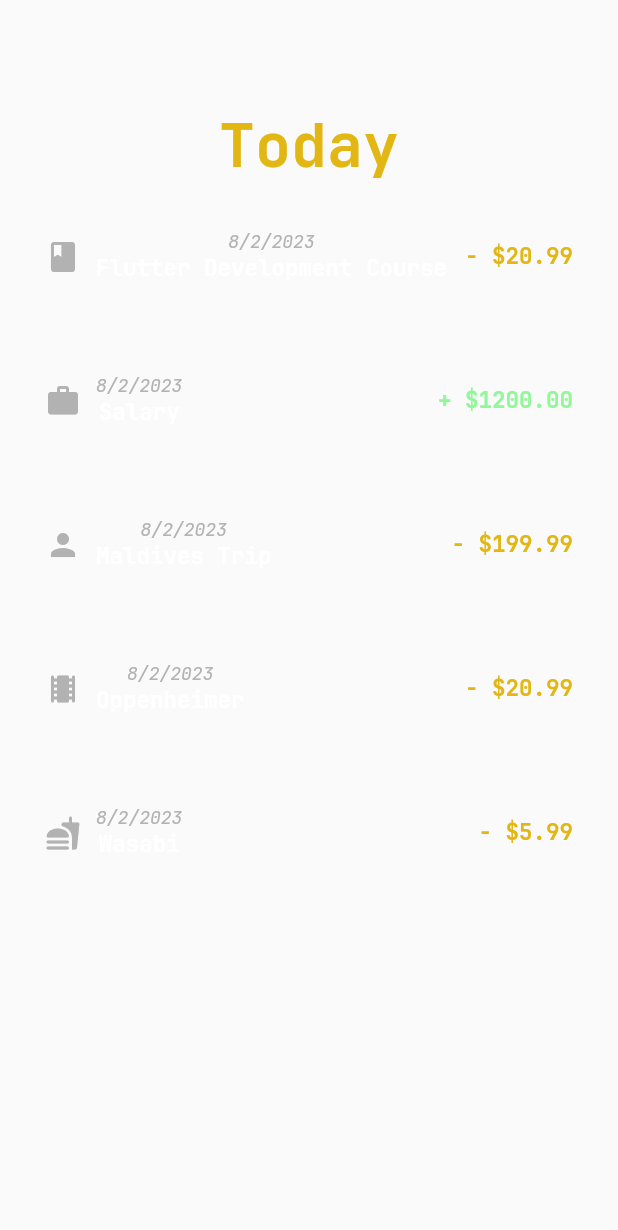
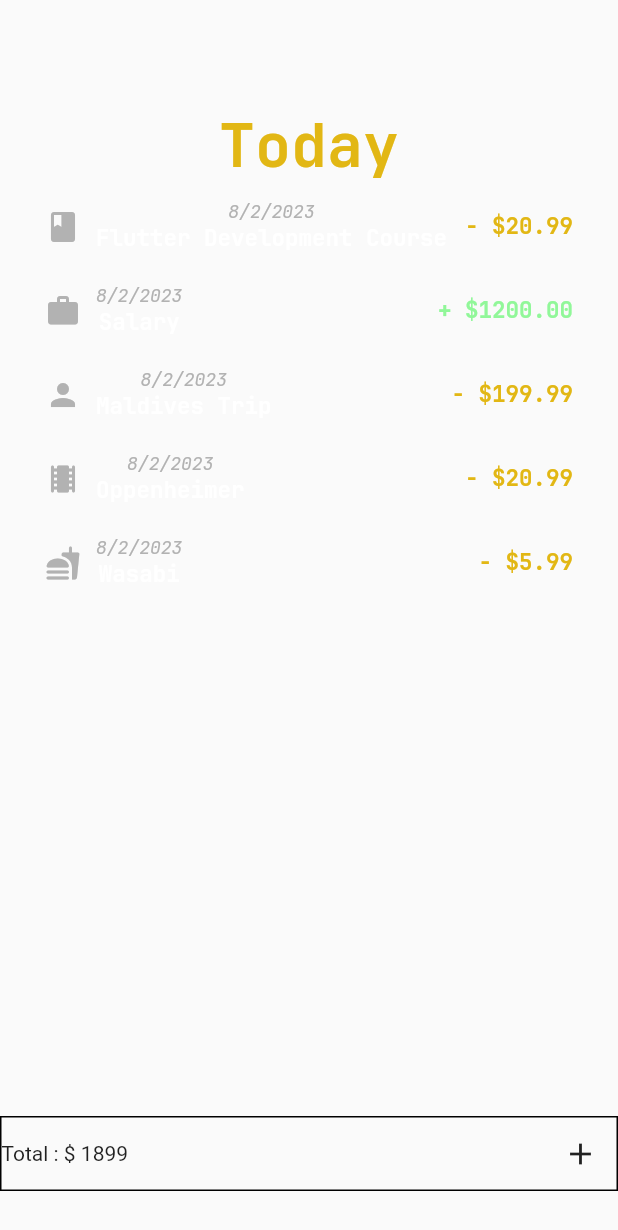
Before and after one commit to laggedskapari/EconoMe, a Flutter app: the Expenses widget shown alone on an empty page, opened directly, on a phone screen of 412 x 824 dp. Shown: the top 1230 px of the screen. Run offline on Flutter 3.47's test engine with Material 2 defaults, Android fonts, the phone set to English and light mode, and no system bars.

Commit message:
Updated UI and Introduced TextFields.

```diff
--- a/econme_mobile/lib/econome.dart
+++ b/econme_mobile/lib/econome.dart
@@ -1,6 +1,7 @@
 import 'package:flutter/material.dart';
 import 'package:econme_mobile/widgets/logo.dart';
 import 'package:econme_mobile/widgets/expenses.dart';
+import 'package:econme_mobile/widgets/footer_utility_belt.dart';
 
 class EconoMe extends StatefulWidget {
   const EconoMe({super.key});
--- a/econme_mobile/lib/widgets/expense_card.dart
+++ b/econme_mobile/lib/widgets/expense_card.dart
@@ -15,7 +15,7 @@ class ExpenseCard extends StatelessWidget {
     }
 
     return Container(
-      padding: const EdgeInsets.all(30),
+      padding: const EdgeInsets.fromLTRB(30, 10, 30, 10),
       child: Row(
         children: [
           Row(
--- a/econme_mobile/lib/widgets/expenses.dart
+++ b/econme_mobile/lib/widgets/expenses.dart
@@ -1,6 +1,8 @@
 import 'package:flutter/material.dart';
 import 'package:econme_mobile/models/expense.dart';
 import 'package:econme_mobile/widgets/expenses_list.dart';
+import 'package:econme_mobile/widgets/footer_utility_belt.dart';
+import 'package:econme_mobile/widgets/new_expense.dart';
 
 class Expenses extends StatefulWidget {
   const Expenses({super.key});
@@ -10,6 +12,14 @@ class Expenses extends StatefulWidget {
 }
 
 class _Expenses extends State<Expenses> {
+  bool showNewExpenseWidget = false;
+
+  void createNewExpense() {
+    setState(() {
+      showNewExpenseWidget = true;
+    });
+  }
+
   final List<Expense> _registeredExpenses = [
     Expense(
       type: AmountType.debit,
@@ -71,6 +81,15 @@ class _Expenses extends State<Expenses> {
                 expenses: _registeredExpenses,
               ),
             ),
+            NewExpense(
+              showNewExpenseWidget: showNewExpenseWidget,
+            ),
+            FooterUtilityBelt(
+              createNewExpense: createNewExpense,
+            ),
+            const SizedBox(
+              height: 30,
+            ),
           ],
         ),
       ),
--- /dev/null
+++ b/econme_mobile/lib/widgets/footer_utility_belt.dart
@@ -0,0 +1,24 @@
+import 'package:flutter/material.dart';
+
+class FooterUtilityBelt extends StatelessWidget {
+  const FooterUtilityBelt({super.key, required this.createNewExpense});
+
+  final void Function() createNewExpense;
+
+  @override
+  Widget build(BuildContext context) {
+    return Container(
+      decoration: BoxDecoration(border: Border.all()),
+      child: Row(
+        children: [
+          const Text('Total : \$ 1899'),
+          const Spacer(),
+          IconButton(
+            onPressed: createNewExpense,
+            icon: const Icon(Icons.add),
+          ),
+        ],
+      ),
+    );
+  }
+}
--- /dev/null
+++ b/econme_mobile/lib/widgets/new_expense.dart
@@ -0,0 +1,107 @@
+import 'package:flutter/material.dart';
+
+class NewExpense extends StatefulWidget {
+  const NewExpense({super.key, required this.showNewExpenseWidget});
+
+  final bool showNewExpenseWidget;
+
+  @override
+  State<NewExpense> createState() => _NewExpense();
+}
+
+class _NewExpense extends State<NewExpense> {
+  final _titleController = TextEditingController();
+  final _amountController = TextEditingController();
+
+  @override
+  void dispose() {
+    _titleController.dispose();
+    super.dispose();
+  }
+
+  @override
+  Widget build(BuildContext context) {
+    return widget.showNewExpenseWidget
+        ? Container(
+            decoration: null,
+            padding: const EdgeInsets.all(30),
+            child: Column(
+              children: [
+                TextField(
+                  controller: _titleController,
+                  decoration: const InputDecoration.collapsed(
+                    hintText: '//title',
+                    hintStyle: TextStyle(
+                      fontFamily: 'JetBrainsMono',
+                      fontWeight: FontWeight.w700,
+                      color: Color.fromARGB(255, 178, 178, 178),
+                    ),
+                  ),
+                ),
+                Row(
+                  children: [
+                    const Expanded(
+                      child: Text(
+                        '//Category',
+                        style: TextStyle(
+                          fontFamily: 'JetBrainsMono',
+                          fontWeight: FontWeight.w700,
+                          color: Color.fromARGB(255, 178, 178, 178),
+                        ),
+                      ),
+                    ),
+                    const Expanded(
+                      child: Text(
+                        '//type',
+                        style: TextStyle(
+                          fontFamily: 'JetBrainsMono',
+                          fontWeight: FontWeight.w700,
+                          color: Color.fromARGB(255, 178, 178, 178),
+                        ),
+                      ),
+                    ),
+                    Expanded(
+                      child: TextField(
+                        controller: _amountController,
+                        keyboardType: const TextInputType.numberWithOptions(
+                          decimal: true,
+                        ),
+                        decoration: const InputDecoration.collapsed(
+                          hintText: '//amount',
+                          hintStyle: TextStyle(
+                            fontFamily: 'JetBrainsMono',
+                            fontWeight: FontWeight.w700,
+                            color: Color.fromARGB(255, 178, 178, 178),
+                          ),
+                        ),
+                      ),
+                    ),
+                  ],
+                ),
+                Column(
+                  children: [
+                    Row(
+                      mainAxisAlignment: MainAxisAlignment.end,
+                      children: [
+                        Expanded(
+                          child: IconButton(
+                            onPressed: () {},
+                            icon: const Icon(Icons.check),
+                          ),
+                        ),
+                        Expanded(
+                          child: IconButton(
+                            onPressed: () {},
+                            icon: const Icon(Icons.close),
+                          ),
+                        ),
+                      ],
+                    )
+                  ],
+                )
+              ],
+            ),
+          )
+        : Container();
+  }
+}
```
